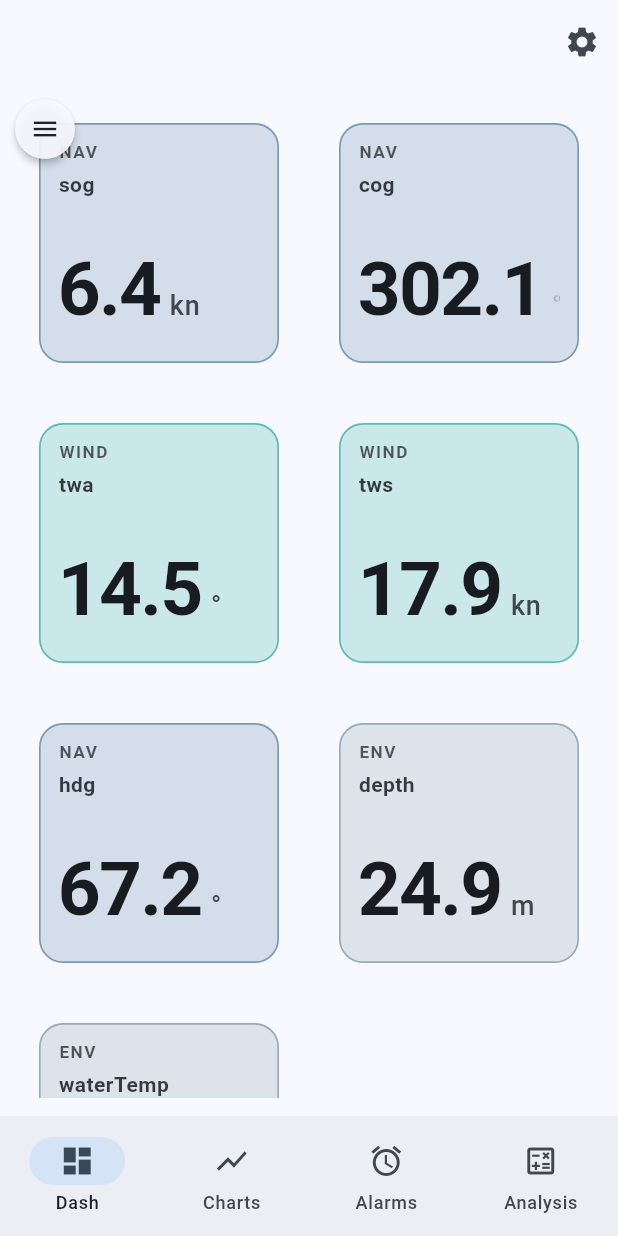
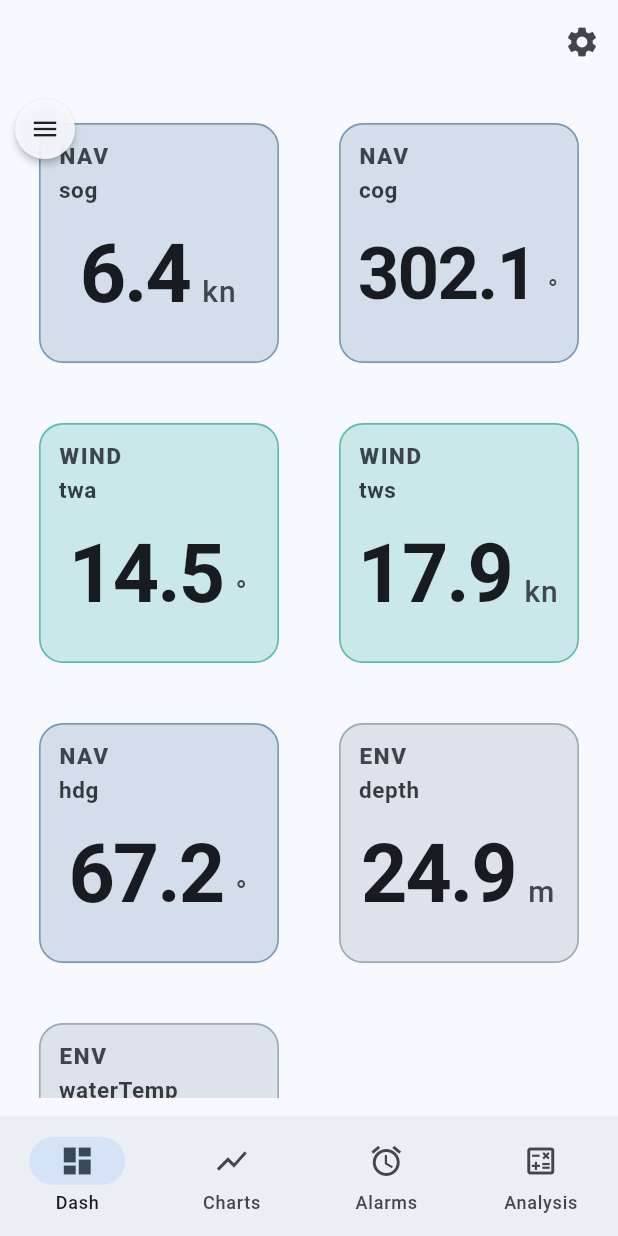
Before and after one commit to Fefe29/app, a Flutter app: the screen it shows after launch, on a phone screen of 412 x 824 dp. Run offline on Flutter 3.47's test engine with Material 3 defaults, Android fonts, the light colour scheme and no system bars; our stand-ins replace fl_chart, flutter_riverpod, go_router, shared_preferences.

Commit message:
version avant fusion chart

```diff
--- a/Logiciel/Front-End/app/lib/features/dashboard/presentation/widgets/metric_tile.dart
+++ b/Logiciel/Front-End/app/lib/features/dashboard/presentation/widgets/metric_tile.dart
@@ -15,6 +15,7 @@ class _MetricTileState extends ConsumerState<MetricTile>
     with AutomaticKeepAliveClientMixin {
   String? _lastValue;
   String? _lastUnit;
+  double? _lastNumeric; // pour filtrer les micro-variations et éviter les rebuilds visibles
   late final String _category = widget.metricKey.contains('.')
       ? widget.metricKey.split('.').first
       : 'misc';
@@ -34,8 +35,13 @@ class _MetricTileState extends ConsumerState<MetricTile>
 
     if (asyncM.hasValue) {
       final m = asyncM.value!;
-      _lastValue = _fmt(m.value);
-      _lastUnit  = m.unit.symbol;
+      final v = m.value.toDouble();
+      // Seuil: on ignore les variations très petites (< 0.02) pour réduire le clignotement
+      if (_lastNumeric == null || (v - (_lastNumeric ?? v)).abs() > 0.02) {
+        _lastNumeric = v;
+        _lastValue = _fmt(v);
+      }
+      _lastUnit = m.unit.symbol;
     }
     // On affiche la dernière valeur connue (ou '--'), JAMAIS un loader agressif
     final valueText = _lastValue ?? '--';
@@ -64,66 +70,49 @@ class _MetricTileState extends ConsumerState<MetricTile>
                   ),
                   padding: const EdgeInsets.fromLTRB(12, 10, 12, 12),
                   child: Column(
-                    crossAxisAlignment: CrossAxisAlignment.start,
+                    crossAxisAlignment: CrossAxisAlignment.stretch,
                     children: [
-                      // Catégorie (type)
-                      Text(
-                        _category.toUpperCase(),
-                        style: TextStyle(
-                          fontSize: 11.5,
-                          fontWeight: FontWeight.w700,
-                          letterSpacing: 1,
-                          color: cs.onSurface.withOpacity(.72),
-                        ),
+                      // Catégorie (type) + nom regroupés
+                      Row(
+                        children: [
+                          Expanded(
+                            child: Text(
+                              _category.toUpperCase(),
+                              maxLines: 1,
+                              overflow: TextOverflow.ellipsis,
+                              style: TextStyle(
+                                fontSize: 15,
+                                fontWeight: FontWeight.w800,
+                                letterSpacing: 1.1,
+                                color: cs.onSurface.withOpacity(.80),
+                              ),
+                            ),
+                          ),
+                        ],
                       ),
-                      const SizedBox(height: 4),
-                      // Nom de la donnée
+                      const SizedBox(height: 2),
                       Text(
                         _name,
                         maxLines: 1,
                         overflow: TextOverflow.ellipsis,
                         style: TextStyle(
-                          fontSize: 14,
+                          fontSize: 15,
                           fontWeight: FontWeight.w600,
-                          letterSpacing: .3,
+                          letterSpacing: .4,
                           color: cs.onSurface.withOpacity(.85),
                         ),
                       ),
-                      const Spacer(),
-                      // Valeur + unité (alignées sur la ligne de base via Text.rich)
-                      AnimatedOpacity(
-                        opacity: valueText == '--' ? 0.6 : 1,
-                        duration: const Duration(milliseconds: 250),
-                        child: Text.rich(
-                          TextSpan(
-                            text: valueText,
-                            style: const TextStyle(
-                              fontSize: 50,
-                              fontWeight: FontWeight.w700,
-                              letterSpacing: -1.2,
+                      // Valeur centrée
+                      Expanded(
+                        child: Center(
+                          child: Opacity(
+                            opacity: valueText == '--' ? 0.55 : 1,
+                            child: _StableValue(
+                              value: valueText,
+                              unit: unitText,
+                              colorScheme: cs,
                             ),
-                            children: [
-                              if (unitText.isNotEmpty)
-                                WidgetSpan(
-                                  alignment: PlaceholderAlignment.baseline,
-                                  baseline: TextBaseline.alphabetic,
-                                  child: Padding(
-                                    padding: const EdgeInsets.only(left: 6, bottom: 4),
-                                    child: Text(
-                                      unitText,
-                                      style: TextStyle(
-                                        fontSize: 18,
-                                        fontWeight: FontWeight.w500,
-                                        color: cs.onSurfaceVariant,
-                                        letterSpacing: .6,
-                                      ),
-                                    ),
-                                  ),
-                                ),
-                            ],
                           ),
-                          softWrap: false,
-                          overflow: TextOverflow.fade,
                         ),
                       ),
                     ],
@@ -154,3 +143,61 @@ Color _categoryColor(String cat, ColorScheme cs) {
 }
 
 // (Ancienne classe _Badge retirée car design refondu)
+
+class _StableValue extends StatelessWidget {
+  final String value;
+  final String unit;
+  final ColorScheme colorScheme;
+  const _StableValue({
+    required this.value,
+    required this.unit,
+    required this.colorScheme,
+  });
+
+  @override
+  Widget build(BuildContext context) {
+    // Largeur mini pour éviter le shift lorsque la valeur raccourcit / s'allonge.
+    return LayoutBuilder(
+      builder: (ctx, c) {
+        return ConstrainedBox(
+          constraints: const BoxConstraints(minWidth: 140),
+          child: FittedBox(
+            fit: BoxFit.scaleDown,
+            alignment: Alignment.center,
+            child: Text.rich(
+              TextSpan(
+                text: value,
+                style: const TextStyle(
+                  fontSize: 54,
+                  fontWeight: FontWeight.w700,
+                  letterSpacing: -1.4,
+                ),
+                children: [
+                  if (unit.isNotEmpty)
+                    WidgetSpan(
+                      alignment: PlaceholderAlignment.baseline,
+                      baseline: TextBaseline.alphabetic,
+                      child: Padding(
+                        padding: const EdgeInsets.only(left: 8, bottom: 6),
+                        child: Text(
+                          unit,
+                          style: TextStyle(
+                            fontSize: 20,
+                            fontWeight: FontWeight.w500,
+                            color: colorScheme.onSurfaceVariant,
+                            letterSpacing: .7,
+                          ),
+                        ),
+                      ),
+                    ),
+                ],
+              ),
+              softWrap: false,
+              overflow: TextOverflow.fade,
+            ),
+          ),
+        );
+      },
+    );
+  }
+}
```
